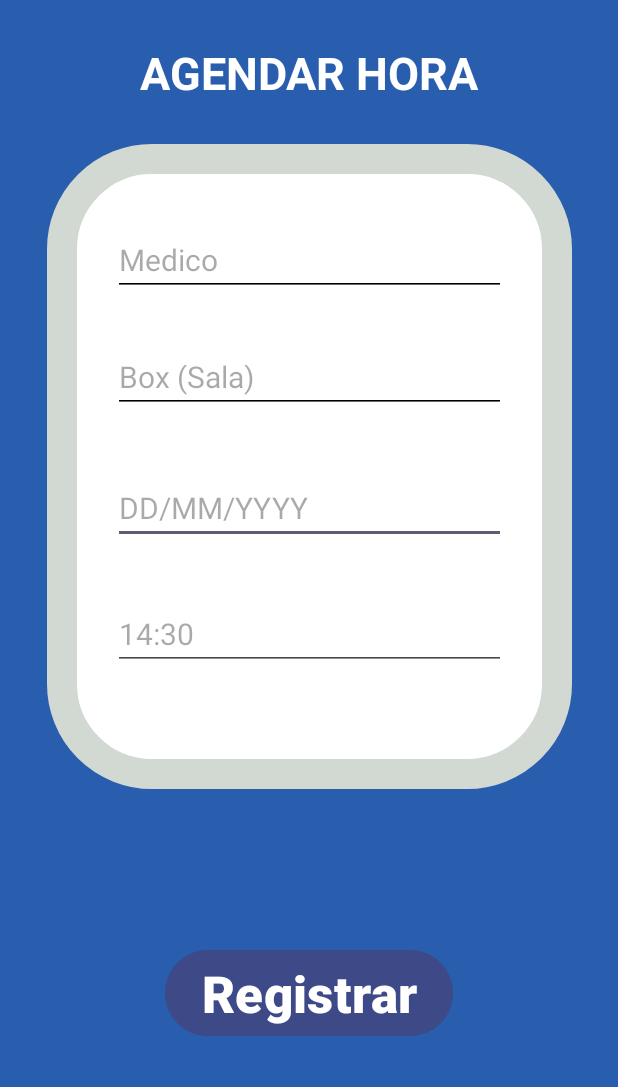
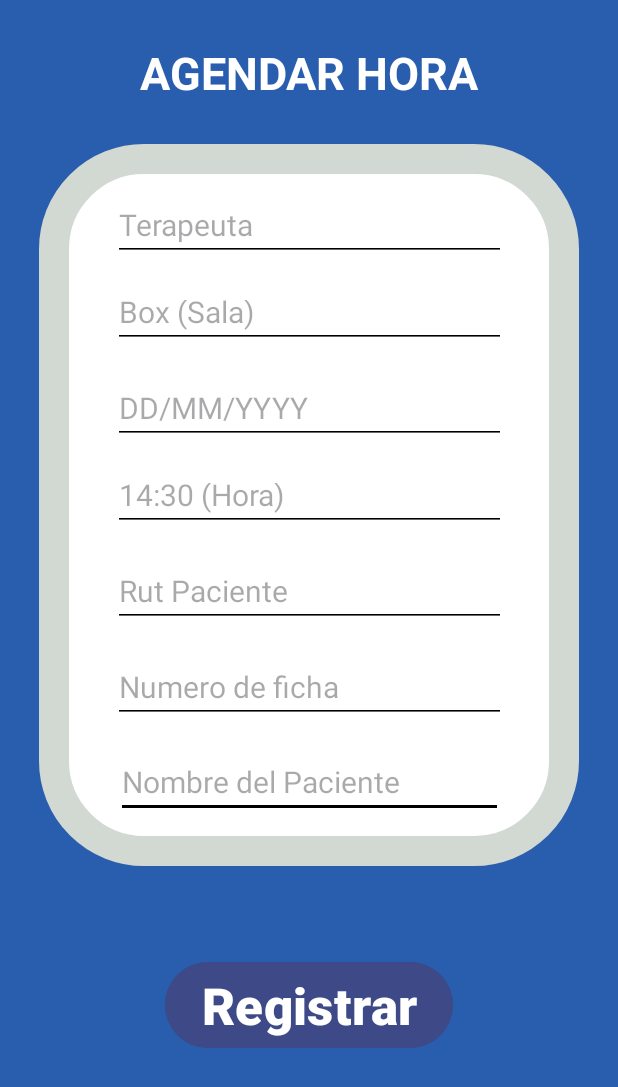
Before and after one commit to Cristobal2312/carnet_digital, an Android app: the RegistrarAgendaHora screen opened directly, with no data from a screen before it, on a phone screen of 412 x 824 dp. Shown: the top 1087 px of the screen. Run offline under Robolectric (Android 15) with nearby library versions, the phone set to English and light mode, and no system bars.

Commit message:
version6.1.4

```diff
--- a/app/src/main/java/com/example/carnetdigital/Vista/RegistrarAgendaHora.java
+++ b/app/src/main/java/com/example/carnetdigital/Vista/RegistrarAgendaHora.java
@@ -17,7 +17,7 @@ public class RegistrarAgendaHora extends AppCompatActivity {
         super.onCreate(savedInstanceState);
         setContentView(R.layout.activity_registrar_agenda_hora);
 
-        EditText txtMedico = findViewById(R.id.txtMedico);
+        EditText txtMedico = findViewById(R.id.txtTerapeuta);
         EditText txtBox = findViewById(R.id.txtBox);
         EditText txtFecha = findViewById(R.id.txtFecha);
         EditText txtHorario = findViewById(R.id.txtHorario);
--- a/app/src/main/res/layout/activity_registrar_agenda_hora.xml
+++ b/app/src/main/res/layout/activity_registrar_agenda_hora.xml
@@ -21,14 +21,16 @@
         android:textStyle="bold"
         app:layout_constraintBottom_toBottomOf="parent"
         app:layout_constraintEnd_toEndOf="parent"
+        app:layout_constraintHorizontal_bias="1.0"
         app:layout_constraintStart_toStartOf="parent"
         app:layout_constraintTop_toBottomOf="@+id/constraintLayout6"
+        app:layout_constraintVertical_bias="0.346"
         tools:ignore="HardcodedText,MissingConstraints" />
 
     <androidx.constraintlayout.widget.ConstraintLayout
         android:id="@+id/constraintLayout6"
-        android:layout_width="350dp"
-        android:layout_height="430dp"
+        android:layout_width="360dp"
+        android:layout_height="481dp"
         android:layout_marginStart="30dp"
         android:layout_marginTop="27dp"
         android:layout_marginEnd="30dp"
@@ -38,12 +40,47 @@
         app:layout_constraintTop_toBottomOf="@+id/textView">
 
         <EditText
+            android:id="@+id/txtNombrePaciente"
+            android:layout_width="258dp"
+            android:layout_height="47dp"
+            android:layout_marginStart="44dp"
+            android:layout_marginTop="16dp"
+            android:layout_marginEnd="44dp"
+            android:backgroundTint="@color/black"
+            android:ems="10"
+            android:hint="Nombre del Paciente"
+            android:inputType="date"
+            android:textSize="20sp"
+            app:layout_constraintEnd_toEndOf="parent"
+            app:layout_constraintStart_toStartOf="parent"
+            app:layout_constraintTop_toBottomOf="@+id/txtNumFicha"
+            tools:ignore="Autofill,HardcodedText,TextContrastCheck,DuplicateSpeakableTextCheck,TouchTargetSizeCheck" />
+
+        <EditText
+            android:id="@+id/txtNumFicha"
+            android:layout_width="262dp"
+            android:layout_height="wrap_content"
+            android:layout_marginStart="44dp"
+            android:layout_marginTop="16dp"
+            android:layout_marginEnd="44dp"
+            android:backgroundTint="@color/black"
+            android:ems="10"
+            android:hint="Numero de ficha"
+            android:inputType="date"
+            android:textSize="20sp"
+            app:layout_constraintEnd_toEndOf="parent"
+            app:layout_constraintStart_toStartOf="parent"
+            app:layout_constraintTop_toBottomOf="@+id/txtRutPaciente"
+            tools:ignore="Autofill,HardcodedText,TextContrastCheck" />
+
+        <EditText
             android:id="@+id/txtFecha"
             android:layout_width="262dp"
             android:layout_height="wrap_content"
             android:layout_marginStart="44dp"
-            android:layout_marginTop="39dp"
+            android:layout_marginTop="16dp"
             android:layout_marginEnd="44dp"
+            android:backgroundTint="@color/black"
             android:ems="10"
             android:hint="DD/MM/YYYY"
             android:inputType="date"
@@ -58,23 +95,24 @@
             android:layout_width="262dp"
             android:layout_height="42dp"
             android:layout_marginStart="44dp"
-            android:layout_marginTop="42dp"
+            android:layout_marginTop="16dp"
             android:layout_marginEnd="44dp"
+            android:backgroundTint="@color/black"
             android:ems="10"
-            android:hint="14:30"
+            android:hint="14:30 (Hora)"
             android:inputType="time"
             android:textSize="20sp"
             app:layout_constraintEnd_toEndOf="parent"
             app:layout_constraintStart_toStartOf="parent"
             app:layout_constraintTop_toBottomOf="@+id/txtFecha"
-            tools:ignore="Autofill,HardcodedText,TouchTargetSizeCheck" />
+            tools:ignore="Autofill,HardcodedText,TouchTargetSizeCheck,TextContrastCheck" />
 
         <EditText
             android:id="@+id/txtBox"
             android:layout_width="262dp"
             android:layout_height="42dp"
             android:layout_marginStart="44dp"
-            android:layout_marginTop="36dp"
+            android:layout_marginTop="16dp"
             android:layout_marginEnd="44dp"
             android:backgroundTint="@color/black"
             android:ems="10"
@@ -84,19 +122,19 @@
             android:textSize="20sp"
             app:layout_constraintEnd_toEndOf="parent"
             app:layout_constraintStart_toStartOf="parent"
-            app:layout_constraintTop_toBottomOf="@+id/txtMedico"
+            app:layout_constraintTop_toBottomOf="@+id/txtTerapeuta"
             tools:ignore="Autofill,HardcodedText,TextContrastCheck,TouchTargetSizeCheck" />
 
         <EditText
-            android:id="@+id/txtMedico"
+            android:id="@+id/txtTerapeuta"
             android:layout_width="262dp"
             android:layout_height="42dp"
             android:layout_marginStart="44dp"
-            android:layout_marginTop="59dp"
+            android:layout_marginTop="36dp"
             android:layout_marginEnd="44dp"
             android:backgroundTint="@color/black"
             android:ems="10"
-            android:hint="Medico"
+            android:hint="Terapeuta"
             android:inputType="text"
             android:text=""
             android:textSize="20sp"
@@ -104,6 +142,23 @@
             app:layout_constraintStart_toStartOf="parent"
             app:layout_constraintTop_toTopOf="parent"
             tools:ignore="Autofill,HardcodedText,TextContrastCheck,TouchTargetSizeCheck" />
+
+        <EditText
+            android:id="@+id/txtRutPaciente"
+            android:layout_width="262dp"
+            android:layout_height="wrap_content"
+            android:layout_marginStart="44dp"
+            android:layout_marginTop="16dp"
+            android:layout_marginEnd="44dp"
+            android:backgroundTint="@color/black"
+            android:ems="10"
+            android:hint="Rut Paciente"
+            android:inputType="date"
+            android:textSize="20sp"
+            app:layout_constraintEnd_toEndOf="parent"
+            app:layout_constraintStart_toStartOf="parent"
+            app:layout_constraintTop_toBottomOf="@+id/txtHorario"
+            tools:ignore="Autofill,HardcodedText,TextContrastCheck,DuplicateSpeakableTextCheck" />
 
     </androidx.constraintlayout.widget.ConstraintLayout>
 
--- a/app/src/main/res/layout/activity_registro_carnet.xml
+++ b/app/src/main/res/layout/activity_registro_carnet.xml
@@ -75,7 +75,7 @@
             <EditText
                 android:id="@+id/txtNumeroDocumento"
                 android:layout_width="match_parent"
-                android:layout_height="wrap_content"
+                android:layout_height="46dp"
                 android:layout_marginTop="30dp"
                 android:ems="10"
                 android:hint="Numero Documento (123.123.123)"
```
Also changed, not shown: app/src/main/res/layout/activity_mostrar_agenda_hora.xml (+22 -11 lines), app/src/main/res/layout/activity_registrado.xml (+30 -28 lines).
